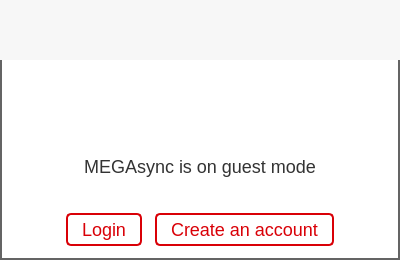
meganz/MEGAsync, file src/MEGASync/gui/win/GuestWidget.ui: the form before one commit.
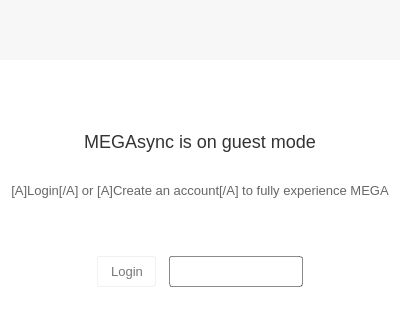
The form after the commit. Icons and pictures are not drawn. Custom widgets are drawn as their Qt base class.

Commit message: Revamp Guest Widget to new requirements

What changed in the file:
```diff
--- a/src/MEGASync/gui/win/GuestWidget.ui
+++ b/src/MEGASync/gui/win/GuestWidget.ui
@@ -7,7 +7,7 @@
     <x>0</x>
     <y>0</y>
     <width>400</width>
-    <height>260</height>
+    <height>315</height>
    </rect>
   </property>
   <property name="sizePolicy">
@@ -19,48 +19,92 @@
   <property name="minimumSize">
    <size>
     <width>400</width>
-    <height>260</height>
+    <height>315</height>
    </size>
   </property>
   <property name="maximumSize">
    <size>
     <width>400</width>
-    <height>260</height>
+    <height>315</height>
    </size>
   </property>
   <property name="windowTitle">
    <string/>
   </property>
   <property name="styleSheet">
-   <string notr="true">#GuestWidget
+   <string notr="true">QWidget
 {
-background: white;
-border: 2px solid rgb(100, 100, 100);
+	background-color: white;
 }
+#bLogin
+{
+ background-color: qlineargradient(x1: 0, y1: 0, x2: 0, y2: 1,
+                                      stop: 0 #ffffff, stop: 1 #fafafa);
+ border-radius: 3px;
+ border: 1px solid rgba(0, 0, 0, 5%);
+ padding: 7px 12px 7px 13px;
+ font-family: &quot;Source Sans Pro&quot;;
+ font-size: 13px;
+ color: #777777;
+}
+#bLogin:hover
+{
+  border: 1px solid rgba(0, 0, 0, 20%);
+  border-radius: 3px;
+  background-color: qlineargradient(x1: 0, y1: 0, x2: 0, y2: 1,
+                                      stop: 0 #ffffff, stop: 1 #fafafa);
 
-#bLogin, #bCreateAccount
+}
+
+#bLogin:pressed
 {
-  font-family: &quot;HelveticaNeue-Light&quot;;
-  font-size: 18px;
-  color: #D90007;
-  border-radius: 5px;
-  border: 2px solid #D90007;
-  padding: 4px 14px 4px 14px;
+  background-color: rgba(0, 0, 0, 10%);
+  border: 1px solid rgba(0, 0, 0, 20%);
+  border-radius: 3px;
 }
 
-#bLogin:hover, #bCreateAccount:hover
+#bCreateAccount
 {
-  background-color: #D90007;
-  color: #FFFFFF
+  background-color: qlineargradient(x1: 0, y1: 0, x2: 0, y2: 1,
+                                      stop: 0 #999999, stop: 1 #aaaaaa);
+  border-radius: 3px;
+  border: 1px solid rgba(0, 0, 0, 45%);
+  padding: 7px 12px 7px 13px;
+  font-family: &quot;Source Sans Pro&quot;;
+  font-size: 13px;
+  font-weight: normal;
+  font-style: normal;
+  color: #ffffff;
 }
 
+#bCreateAccount::hover
+{
+  border: 1px solid rgba(0, 0, 0, 60%);
+  border-radius: 3px;
+  background-color: qlineargradient(x1: 0, y1: 0, x2: 0, y2: 1,
+                                      stop: 0 #999999, stop: 1 #aaaaaa);
+}
+
+#bCreateAccount::pressed
+{
+  border: 1px solid rgba(0, 0, 0, 60%);
+  border-radius: 3px;
+  background-color: rgba(0, 0, 0, 50%);
+}
 #lDesc
 {
-  font-family: &quot;HelveticaNeue-Light&quot;;
+  font-family: &quot;Source Sans Pro&quot;;
   font-size: 18px;
   color: #333333;
 }
 
+#lDescLogin
+{
+  font-family: &quot;Source Sans Pro&quot;;
+  font-size: 13px;
+  color: #666666;
+}
+
 </string>
   </property>
   <layout class="QVBoxLayout" name="verticalLayout_2">
@@ -279,9 +323,18 @@
      <property name="styleSheet">
       <string notr="true"/>
      </property>
-     <layout class="QHBoxLayout" name="horizontalLayout_2">
+     <layout class="QVBoxLayout" name="verticalLayout_3">
+      <property name="spacing">
+       <number>0</number>
+      </property>
+      <property name="leftMargin">
+       <number>0</number>
+      </property>
       <property name="topMargin">
-       <number>32</number>
+       <number>3</number>
+      </property>
+      <property name="rightMargin">
+       <number>0</number>
       </property>
       <property name="bottomMargin">
        <number>0</number>
@@ -299,6 +352,19 @@
         </property>
        </widget>
       </item>
+      <item>
+       <widget class="QLabel" name="lDescLogin">
+        <property name="text">
+         <string>[A]Login[/A] or [A]Create an account[/A] to fully experience MEGA</string>
+        </property>
+        <property name="alignment">
+         <set>Qt::AlignCenter</set>
+        </property>
+        <property name="wordWrap">
+         <bool>true</bool>
+        </property>
+       </widget>
+      </item>
      </layout>
     </widget>
    </item>
```
Left out of the diff: 21 changed lines with no effect on the pictures. The commit also changes 3 other files.
